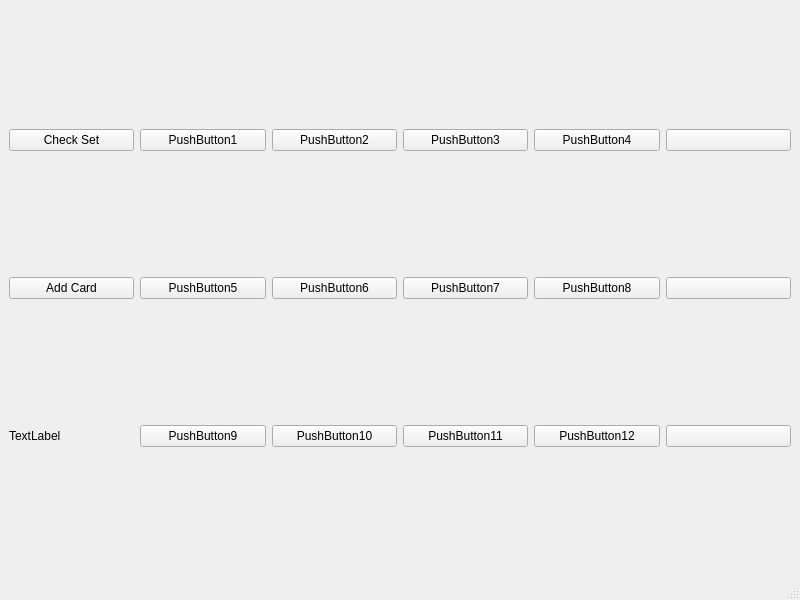
First picture: the form in mainwindow.ui, repository rysealex/sets-game, before the edit.
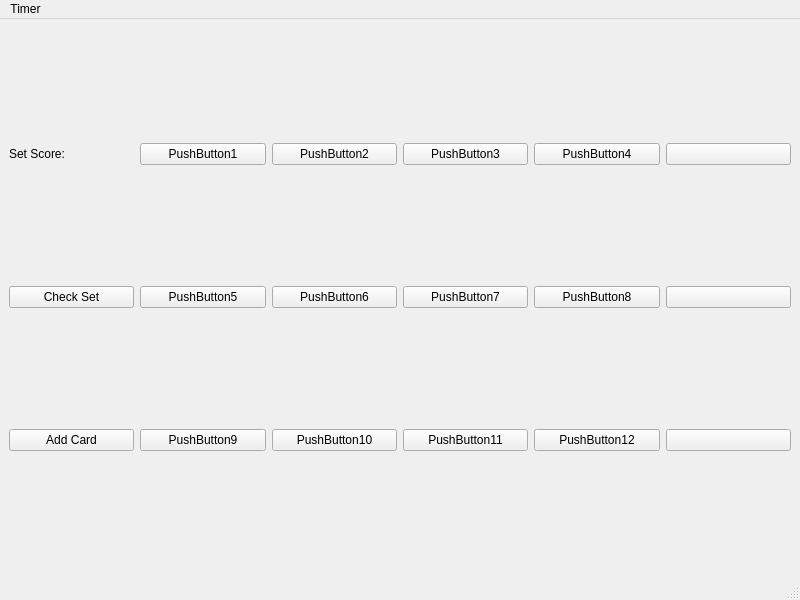
Second picture: the form after the edit.

Commit message: Added a set score counter and timer that begins counting at the start of the game.

What changed in the file:
```diff
--- a/mainwindow.ui
+++ b/mainwindow.ui
@@ -18,52 +18,10 @@
   </property>
   <widget class="QWidget" name="centralwidget">
    <layout class="QGridLayout" name="gridLayout">
-    <item row="2" column="3">
-     <widget class="QPushButton" name="pushButton11">
+    <item row="2" column="7">
+     <widget class="QPushButton" name="pushButtonNew3">
       <property name="text">
-       <string>PushButton11</string>
-      </property>
-     </widget>
-    </item>
-    <item row="1" column="1">
-     <widget class="QPushButton" name="pushButton5">
-      <property name="text">
-       <string>PushButton5</string>
-      </property>
-     </widget>
-    </item>
-    <item row="1" column="3">
-     <widget class="QPushButton" name="pushButton7">
-      <property name="text">
-       <string>PushButton7</string>
-      </property>
-     </widget>
-    </item>
-    <item row="0" column="1">
-     <widget class="QPushButton" name="pushButton1">
-      <property name="text">
-       <string>PushButton1</string>
-      </property>
-     </widget>
-    </item>
-    <item row="2" column="4">
-     <widget class="QPushButton" name="pushButton12">
-      <property name="text">
-       <string>PushButton12</string>
-      </property>
-     </widget>
-    </item>
-    <item row="2" column="0">
-     <widget class="QLabel" name="label">
-      <property name="text">
-       <string>TextLabel</string>
-      </property>
-     </widget>
-    </item>
-    <item row="0" column="2">
-     <widget class="QPushButton" name="pushButton2">
-      <property name="text">
-       <string>PushButton2</string>
+       <string/>
       </property>
      </widget>
     </item>
@@ -74,10 +32,17 @@
       </property>
      </widget>
     </item>
-    <item row="0" column="3">
-     <widget class="QPushButton" name="pushButton3">
+    <item row="2" column="0">
+     <widget class="QPushButton" name="addCard">
       <property name="text">
-       <string>PushButton3</string>
+       <string>Add Card</string>
+      </property>
+     </widget>
+    </item>
+    <item row="0" column="5">
+     <widget class="QPushButton" name="pushButton4">
+      <property name="text">
+       <string>PushButton4</string>
       </property>
      </widget>
     </item>
@@ -88,31 +53,38 @@
       </property>
      </widget>
     </item>
-    <item row="1" column="4">
-     <widget class="QPushButton" name="pushButton8">
-      <property name="text">
-       <string>PushButton8</string>
-      </property>
-     </widget>
-    </item>
     <item row="1" column="0">
-     <widget class="QPushButton" name="addCard">
-      <property name="text">
-       <string>Add Card</string>
-      </property>
-     </widget>
-    </item>
-    <item row="0" column="0">
      <widget class="QPushButton" name="checkSet">
       <property name="text">
        <string>Check Set</string>
       </property>
      </widget>
     </item>
-    <item row="0" column="4">
-     <widget class="QPushButton" name="pushButton4">
+    <item row="1" column="4">
+     <widget class="QPushButton" name="pushButton7">
       <property name="text">
-       <string>PushButton4</string>
+       <string>PushButton7</string>
+      </property>
+     </widget>
+    </item>
+    <item row="1" column="1">
+     <widget class="QPushButton" name="pushButton5">
+      <property name="text">
+       <string>PushButton5</string>
+      </property>
+     </widget>
+    </item>
+    <item row="1" column="5">
+     <widget class="QPushButton" name="pushButton8">
+      <property name="text">
+       <string>PushButton8</string>
+      </property>
+     </widget>
+    </item>
+    <item row="0" column="1">
+     <widget class="QPushButton" name="pushButton1">
+      <property name="text">
+       <string>PushButton1</string>
       </property>
      </widget>
     </item>
@@ -123,30 +95,74 @@
       </property>
      </widget>
     </item>
-    <item row="0" column="6">
-     <widget class="QPushButton" name="pushButtonNew1">
-      <property name="text">
-       <string/>
-      </property>
-     </widget>
-    </item>
-    <item row="1" column="6">
+    <item row="1" column="7">
      <widget class="QPushButton" name="pushButtonNew2">
       <property name="text">
        <string/>
       </property>
      </widget>
     </item>
-    <item row="2" column="6">
-     <widget class="QPushButton" name="pushButtonNew3">
+    <item row="0" column="7">
+     <widget class="QPushButton" name="pushButtonNew1">
       <property name="text">
        <string/>
       </property>
      </widget>
     </item>
+    <item row="0" column="2">
+     <widget class="QPushButton" name="pushButton2">
+      <property name="text">
+       <string>PushButton2</string>
+      </property>
+     </widget>
+    </item>
+    <item row="2" column="5">
+     <widget class="QPushButton" name="pushButton12">
+      <property name="text">
+       <string>PushButton12</string>
+      </property>
+     </widget>
+    </item>
+    <item row="2" column="4">
+     <widget class="QPushButton" name="pushButton11">
+      <property name="text">
+       <string>PushButton11</string>
+      </property>
+     </widget>
+    </item>
+    <item row="0" column="0">
+     <widget class="QLabel" name="setScore">
+      <property name="text">
+       <string>Set Score:</string>
+      </property>
+     </widget>
+    </item>
+    <item row="0" column="4">
+     <widget class="QPushButton" name="pushButton3">
+      <property name="text">
+       <string>PushButton3</string>
+      </property>
+     </widget>
+    </item>
    </layout>
   </widget>
   <widget class="QStatusBar" name="statusbar"/>
+  <widget class="QMenuBar" name="menuBar">
+   <property name="geometry">
+    <rect>
+     <x>0</x>
+     <y>0</y>
+     <width>800</width>
+     <height>21</height>
+    </rect>
+   </property>
+   <widget class="QMenu" name="menuTimer">
+    <property name="title">
+     <string>Timer</string>
+    </property>
+   </widget>
+   <addaction name="menuTimer"/>
+  </widget>
  </widget>
  <resources/>
  <connections/>
```
The commit also changes 2 other files.
